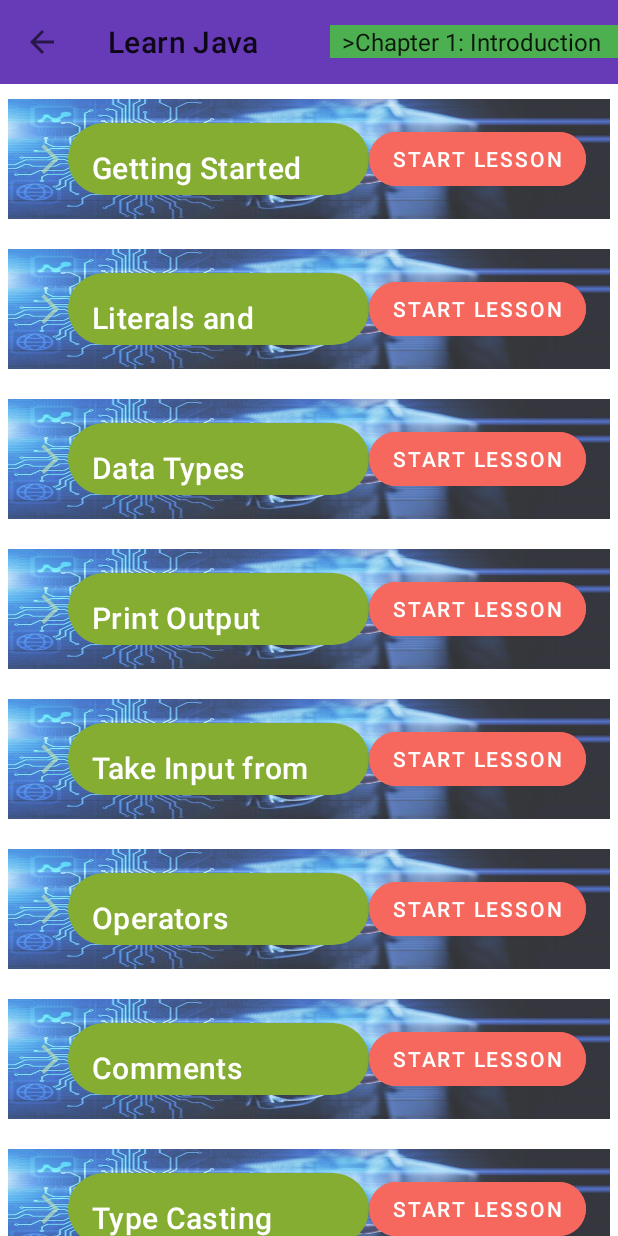
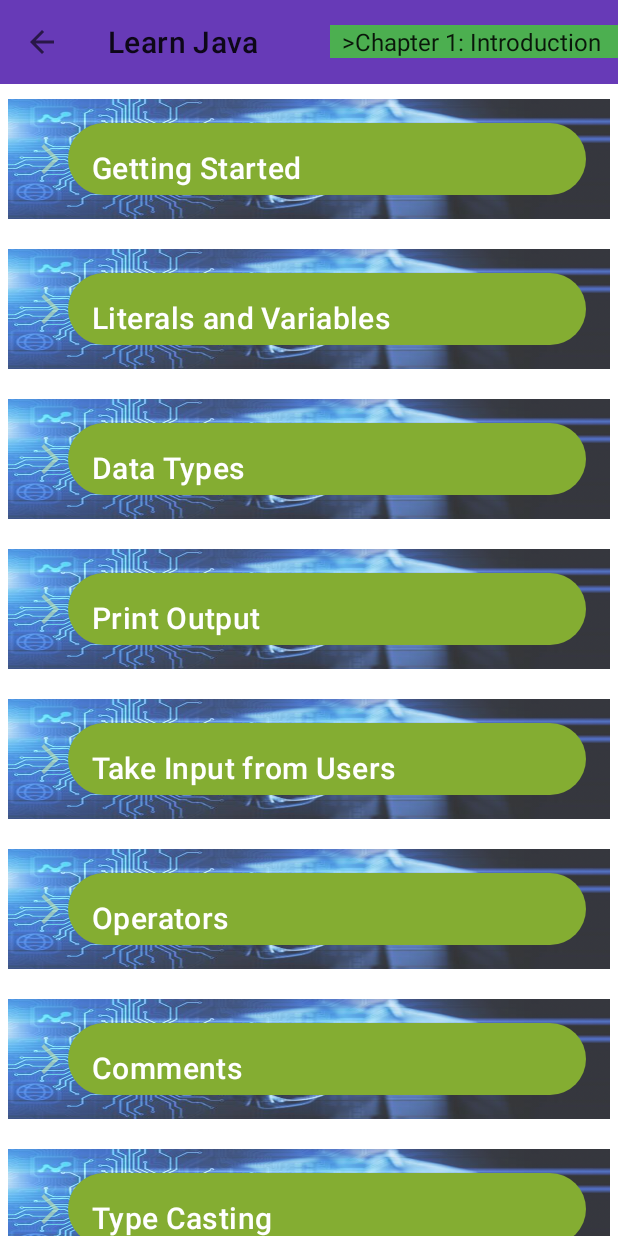
Before and after one commit to mh21adq/NextGen_Coders, an Android app: the LearnJavaActivity screen opened directly, with no data from a screen before it, on a phone screen of 412 x 824 dp. Run offline under Robolectric (Android 15) with nearby library versions, the phone set to English and light mode, and no system bars.

Commit message:
Learning marterial showing

```diff
--- a/app/build.gradle
+++ b/app/build.gradle
@@ -40,6 +40,7 @@ android {
         enabled = true
     }
 
+
 }
 
 dependencies {
@@ -55,6 +56,10 @@ dependencies {
     implementation 'com.android.volley:volley:1.2.0'
     implementation 'com.google.android.gms:play-services-auth:19.0.0'
     implementation 'androidx.recyclerview:recyclerview:1.2.1'
+    implementation 'com.github.barteksc:android-pdf-viewer:2.8.2'
+    implementation 'com.github.barteksc:android-pdf-viewer:2.8.2'
+
+
     implementation 'androidx.legacy:legacy-support-v4:1.0.0'
     implementation 'androidx.recyclerview:recyclerview:1.2.1'
     implementation 'androidx.appcompat:appcompat:1.3.0'
--- a/app/src/main/java/com/example/next/LearnJavaActivity.java
+++ b/app/src/main/java/com/example/next/LearnJavaActivity.java
@@ -1,5 +1,6 @@
 package com.example.next;
 
+import android.content.Intent;
 import android.os.Bundle;
 import android.view.MenuItem;
 import android.view.View;
@@ -90,6 +91,9 @@ public class LearnJavaActivity extends AppCompatActivity implements LearningInte
     }
     @Override
     public void onLessonButtonClicked(Lesson lesson) {
-        Toast.makeText(this, "Lesson " + lesson.getTitle() + " clicked!", Toast.LENGTH_SHORT).show();
+        Intent intent = new Intent(LearnJavaActivity.this, ReadingMaterialActivity.class);
+        intent.putExtra("LESSON_TITLE", lesson.getTitle());
+        startActivity(intent);
     }
+
 }
--- a/app/src/main/java/com/example/next/LessonAdapter.java
+++ b/app/src/main/java/com/example/next/LessonAdapter.java
@@ -13,6 +13,7 @@ public class LessonAdapter extends RecyclerView.Adapter<LessonAdapter.LessonView
     private final List<Lesson> lessons;
     private final LayoutInflater inflater;
     private final LearningInterface learningInterface;
+    private int selectedPosition = -1; // For tracking the selected lesson
 
     public LessonAdapter(Context context, List<Lesson> lessons, LearningInterface learningInterface) {
         this.inflater = LayoutInflater.from(context);
@@ -30,8 +31,22 @@ public class LessonAdapter extends RecyclerView.Adapter<LessonAdapter.LessonView
     public void onBindViewHolder(LessonViewHolder holder, int position) {
         Lesson lesson = lessons.get(position);
         holder.lessonTitle.setText(lesson.getTitle());
-        holder.startLessonButton.setOnClickListener(v -> learningInterface.onLessonButtonClicked(lesson));
+
+        // Show the start button only for the selected item
+        holder.startLessonButton.setVisibility(position == selectedPosition ? View.VISIBLE : View.GONE);
+
+        // Click listener for the item view to show the start button
+        holder.itemView.setOnClickListener(view -> {
+            selectedPosition = position; // Update the selected position
+            notifyDataSetChanged(); // Refresh the list to apply the visibility change
+        });
+
+        // Click listener for the start button to perform the action
+        holder.startLessonButton.setOnClickListener(view -> {
+            learningInterface.onLessonButtonClicked(lesson); // Perform the action when the start button is clicked
+        });
     }
+
 
     @Override
     public int getItemCount() {
--- a/app/src/main/res/values/themes.xml
+++ b/app/src/main/res/values/themes.xml
@@ -17,6 +17,9 @@
     <style name="AppTheme" parent="Theme.MaterialComponents.Light.NoActionBar">
         <item name="textAppearanceHeadline6">@style/TextAppearance.AppCompat.Title</item>
     </style>
+    <style name="AppTheme1" parent="Theme.AppCompat.DayNight.DarkActionBar">
+        <!-- Customize your theme here. -->
+    </style>
 
     <style name="AppTheme.NoActionBar">
         <item name="windowActionBar">false</item>
--- a/gradle.properties
+++ b/gradle.properties
@@ -21,3 +21,4 @@ android.useAndroidX=true
 android.nonTransitiveRClass=true
 android.defaults.buildfeatures.buildconfig=true
 android.nonFinalResIds=false
+android.enableJetifier=true
--- a/settings.gradle
+++ b/settings.gradle
@@ -10,6 +10,7 @@ dependencyResolutionManagement {
     repositories {
         google()
         mavenCentral()
+        gradlePluginPortal()
     }
 }
 rootProject.name = "Next"
```
Also changed, not shown: app/src/main/AndroidManifest.xml (+13 -8 lines), app/src/main/java/com/example/next/ReadingMaterialActivity.java (added, +17 -0 lines), app/src/main/res/layout/activity_reading_material.xml (added, +12 -0 lines), build.gradle (+7 -0 lines), 1 other file.
